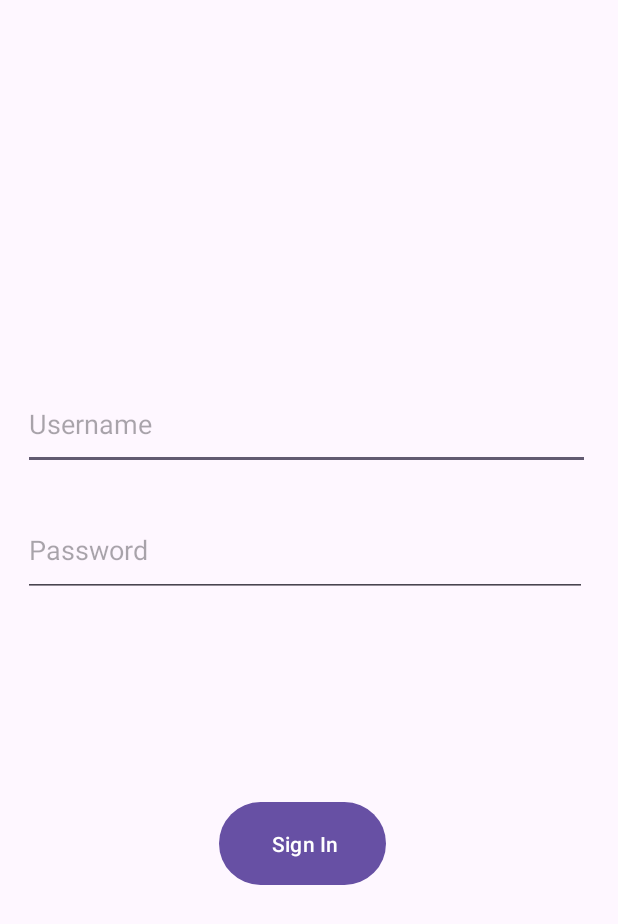
After one commit to mehmetortk/SeyahatKolayMobileApp, an Android app: the Register screen opened directly, with no data from a screen before it, on a phone screen of 412 x 824 dp. The commit adds this screen. Shown: the top 924 px of the screen. Run offline under Robolectric (Android 15) with nearby library versions, the phone set to English and light mode, and no system bars; our stand-ins replace Firebase (no records; nobody signed in at launch, a user with empty details on screens opened directly).

Commit message:
register add

```diff
--- a/app/src/main/AndroidManifest.xml
+++ b/app/src/main/AndroidManifest.xml
@@ -13,6 +13,9 @@
         android:theme="@style/Theme.FireBaseMobileApp"
         tools:targetApi="31">
         <activity
+            android:name=".Register"
+            android:exported="false" />
+        <activity
             android:name=".MainPage"
             android:exported="false" />
         <activity
--- /dev/null
+++ b/app/src/main/java/com/example/firebasemobileapp/Register.java
@@ -0,0 +1,76 @@
+package com.example.firebasemobileapp;
+
+import static android.content.ContentValues.TAG;
+
+import android.annotation.SuppressLint;
+import android.content.Intent;
+import android.os.Bundle;
+import android.text.TextUtils;
+import android.util.Log;
+import android.view.View;
+import android.widget.Button;
+import android.widget.EditText;
+import android.widget.Toast;
+
+import androidx.activity.EdgeToEdge;
+import androidx.annotation.NonNull;
+import androidx.appcompat.app.AppCompatActivity;
+import androidx.core.graphics.Insets;
+import androidx.core.view.ViewCompat;
+import androidx.core.view.WindowInsetsCompat;
+
+import com.google.android.gms.tasks.OnCompleteListener;
+import com.google.android.gms.tasks.OnSuccessListener;
+import com.google.android.gms.tasks.Task;
+import com.google.firebase.auth.AuthResult;
+import com.google.firebase.auth.FirebaseAuth;
+import com.google.firebase.auth.FirebaseUser;
+import com.google.firebase.firestore.FirebaseFirestore;
+import com.google.firebase.firestore.auth.User;
+
+public class Register extends AppCompatActivity {
+EditText txtUserName,txtPassword;
+Button btnRegister;
+FirebaseAuth mAuth;
+
+
+    @SuppressLint("MissingInflatedId")
+    @Override
+    protected void onCreate(Bundle savedInstanceState) {
+        super.onCreate(savedInstanceState);
+        EdgeToEdge.enable(this);
+        setContentView(R.layout.register);
+        ViewCompat.setOnApplyWindowInsetsListener(findViewById(R.id.main), (v, insets) -> {
+            Insets systemBars = insets.getInsets(WindowInsetsCompat.Type.systemBars());
+            v.setPadding(systemBars.left, systemBars.top, systemBars.right, systemBars.bottom);
+            return insets;
+        });
+
+        txtUserName=findViewById(R.id.txtRegUsername);
+        txtPassword=findViewById(R.id.txtRegPassword);
+        btnRegister=findViewById(R.id.btnRegister);
+        mAuth=FirebaseAuth.getInstance();
+        btnRegister.setOnClickListener(new View.OnClickListener() {
+            @Override
+            public void onClick(View v) {
+                String UserName=txtUserName.getText().toString();
+                String Password=txtPassword.getText().toString();
+
+                if (!UserName.isEmpty()&&!Password.isEmpty()){
+                    mAuth.createUserWithEmailAndPassword(UserName,Password).addOnCompleteListener(Register.this, new OnCompleteListener<AuthResult>() {
+                        @Override
+                        public void onComplete(@NonNull Task<AuthResult> task) {
+                            if (task.isSuccessful())
+                                Toast.makeText(Register.this,"Registration Successful",Toast.LENGTH_SHORT).show();
+                            else
+                                Toast.makeText(Register.this,task.getException().getMessage(),Toast.LENGTH_SHORT).show();
+                        }
+                    });
+                }
+                else
+                    Toast.makeText(Register.this,"Username and Password cannot be left blank",Toast.LENGTH_SHORT).show();
+            }
+        });
+
+    }
+}
--- /dev/null
+++ b/app/src/main/res/layout/register.xml
@@ -0,0 +1,48 @@
+<?xml version="1.0" encoding="utf-8"?>
+<RelativeLayout xmlns:android="http://schemas.android.com/apk/res/android"
+    xmlns:app="http://schemas.android.com/apk/res-auto"
+    xmlns:tools="http://schemas.android.com/tools"
+    android:id="@+id/main"
+    android:layout_width="match_parent"
+    android:layout_height="match_parent"
+    tools:context=".Register">
+
+    <EditText
+        android:id="@+id/txtRegUsername"
+        android:layout_width="378dp"
+        android:layout_height="61dp"
+        android:layout_alignParentStart="true"
+        android:layout_alignParentTop="true"
+        android:layout_marginStart="15dp"
+        android:layout_marginTop="252dp"
+        android:ems="10"
+        android:hint="Username"
+        android:inputType="text"
+        tools:layout_editor_absoluteX="46dp"
+        tools:layout_editor_absoluteY="165dp" />
+
+    <EditText
+        android:id="@+id/txtRegPassword"
+        android:layout_width="376dp"
+        android:layout_height="62dp"
+        android:layout_alignParentStart="true"
+        android:layout_alignParentTop="true"
+        android:layout_marginStart="15dp"
+        android:layout_marginTop="336dp"
+        android:ems="10"
+        android:hint="Password"
+        android:inputType="textPassword"
+        tools:layout_editor_absoluteX="41dp"
+        tools:layout_editor_absoluteY="311dp" />
+
+    <Button
+        android:id="@+id/btnRegister"
+        android:layout_width="111dp"
+        android:layout_height="63dp"
+        android:layout_alignParentStart="true"
+        android:layout_alignParentBottom="true"
+        android:layout_marginStart="146dp"
+        android:layout_marginBottom="230dp"
+        android:text=" Sign In" />
+
+</RelativeLayout>
```
Also changed, not shown: app/src/main/java/com/example/firebasemobileapp/Login.java (+13 -3 lines), app/src/main/res/layout/login.xml (+11 -1 lines).
